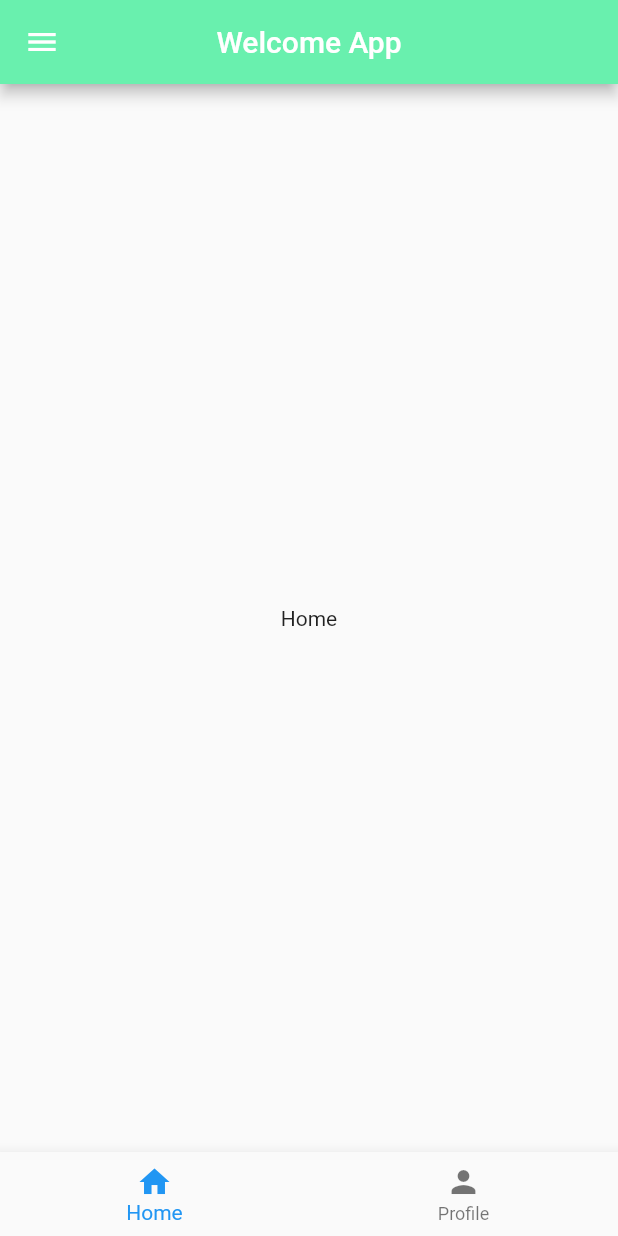
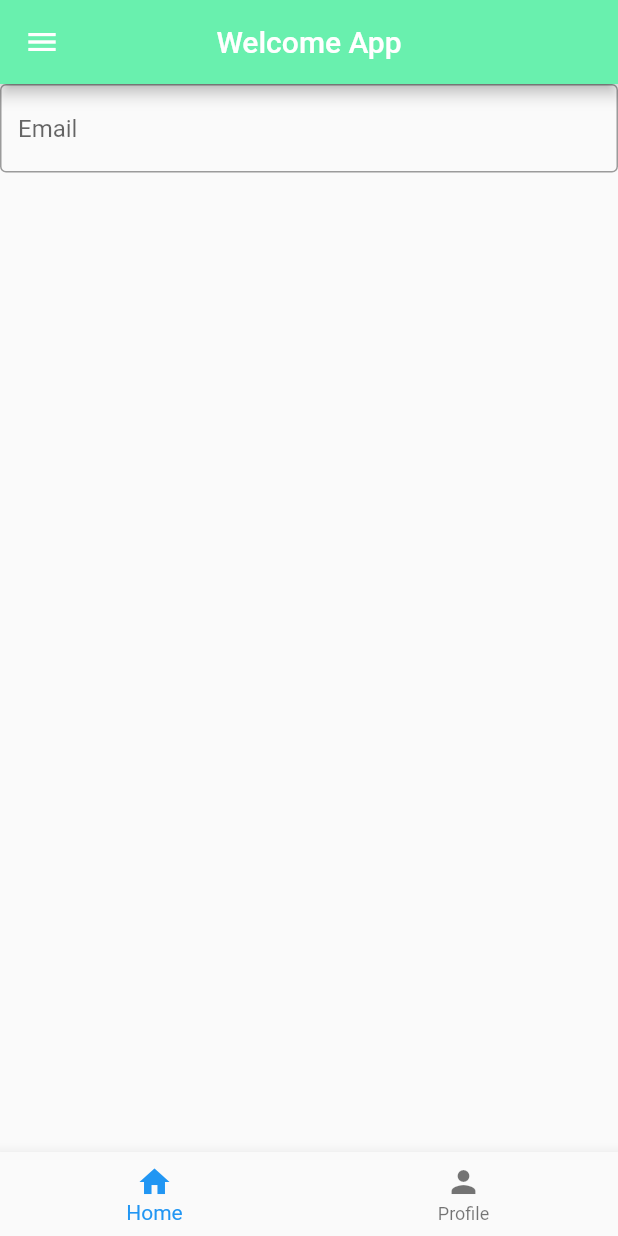
Before and after one commit to simonjv01/flutter_app_welcome, a Flutter app: the screen it shows after launch, on a phone screen of 412 x 824 dp. Run offline on Flutter 3.47's test engine with Material 2 defaults, Android fonts, the phone set to English and light mode, and no system bars.

Commit message:
added textFormfield

```diff
--- a/lib/pages/home/home.dart
+++ b/lib/pages/home/home.dart
@@ -1,15 +1,25 @@
 import 'package:flutter/material.dart';
+import 'package:flutter_app_welcome/pages/register_page.dart';
 
 class Home extends StatelessWidget {
   const Home({super.key});
 
   @override
   Widget build(BuildContext context) {
-    return const Scaffold(
+    return Scaffold(
       body: Center(
-        child: Text('Home'),
+        child: Column(
+          children: [
+            TextFormField(
+              controller: controllerEmail,
+              decoration: const InputDecoration(
+                border: OutlineInputBorder(),
+                hintText: 'Email',
+              ),
+            )
+          ],
+        ),
       ),
-
     );
   }
 }
```
